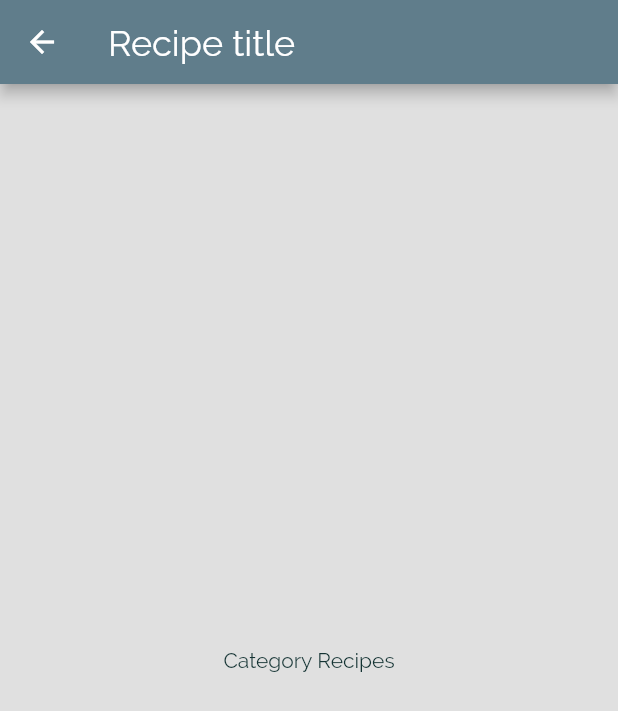
After one commit to OrMizL/my_meals_app, a Flutter app: the screen it shows after launch, after a tap on "Italian", on a phone screen of 412 x 824 dp. The commit adds this screen. Shown: the top 711 px of the screen. Run offline on Flutter 3.47's test engine with Material 2 defaults, Android fonts, the phone set to English and light mode, and no system bars.

Commit message:
beginning of navigation

```diff
--- a/lib/category_item.dart
+++ b/lib/category_item.dart
@@ -1,6 +1,6 @@
-import 'package:flutter/src/widgets/framework.dart';
-import 'package:flutter/src/widgets/placeholder.dart';
 import 'package:flutter/material.dart';
+
+import './category_meals_page.dart';
 
 class CategoryItem extends StatelessWidget {
   final String title;
@@ -11,9 +11,23 @@ class CategoryItem extends StatelessWidget {
     this.color,
   );
 
+  void categoryClick(BuildContext ctx) {
+    Navigator.of(ctx).push(
+      MaterialPageRoute(
+        builder: (_) {
+          return CategoryMealsPage();
+        },
+      ),
+    );
+  }
+
   @override
   Widget build(BuildContext context) {
-    return Container(
+    return InkWell(
+      onTap: () => categoryClick(context),
+      splashColor: Theme.of(context).colorScheme.secondary,
+      borderRadius: BorderRadius.circular(15),
+      child: Container(
         padding: const EdgeInsets.all(15),
         child: Text(
           title,
@@ -30,6 +44,7 @@ class CategoryItem extends StatelessWidget {
           ),
           borderRadius: BorderRadius.circular(15),
         ),
+      ),
     );
   }
 }
--- /dev/null
+++ b/lib/category_meals_page.dart
@@ -0,0 +1,17 @@
+import 'package:flutter/material.dart';
+
+class CategoryMealsPage extends StatelessWidget {
+  const CategoryMealsPage({Key key}) : super(key: key);
+
+  @override
+  Widget build(BuildContext context) {
+    return Scaffold(
+      appBar: AppBar(
+        title: Text('Recipe title'),
+      ),
+      body: Center(
+        child: Text('Category Recipes'),
+      ),
+    );
+  }
+}
```
Lines whose indentation alone changed are shown as unchanged.
